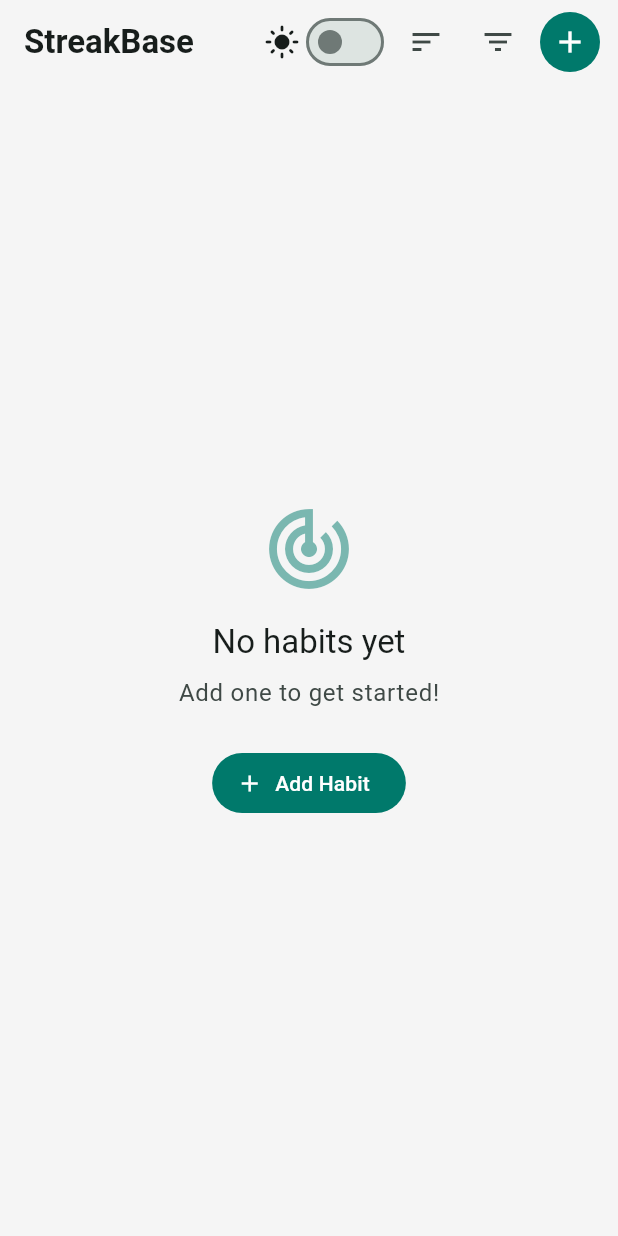
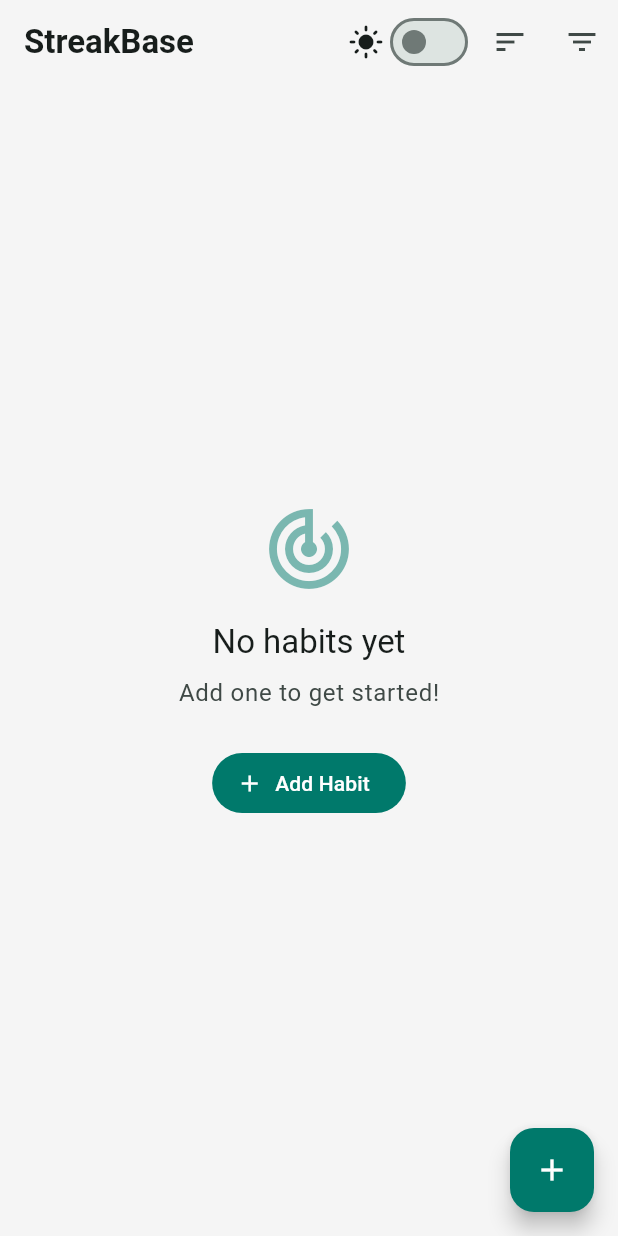
Before and after one commit to mrnithesh/streakbase, a Flutter app: the screen it shows after launch, on a phone screen of 412 x 824 dp. Run offline on Flutter 3.47's test engine with Material 3 defaults, Android fonts, the phone set to English and light mode, and no system bars; our stand-ins replace flutter_heatmap_calendar, sqflite; missing offline and left inert: habit_tracker; accounts and stored records are empty.

Commit message:
moved add habit button

```diff
--- a/lib/screens/home_screen.dart
+++ b/lib/screens/home_screen.dart
@@ -277,19 +277,16 @@ class _HomeScreenState extends State<HomeScreen> {
             onPressed: () => _showFilterDialog(context),
             tooltip: 'Filter habits',
           ),
-          // Add habit button
-          Padding(
-            padding: const EdgeInsets.only(right: 8.0),
-            child: IconButton.filled(
-              icon: const Icon(Icons.add),
-              onPressed: () => _showAddHabitDialog(context, _selectedFilterCategory),
-              tooltip: 'Add new habit',
-              style: IconButton.styleFrom(
-                backgroundColor: Theme.of(context).colorScheme.primary,
-                foregroundColor: Theme.of(context).colorScheme.onPrimary,
-              ),
-            ),
-          ),
+          // Remove the Add Habit button from AppBar actions
+          // IconButton.filled(
+          //   icon: const Icon(Icons.add),
+          //   onPressed: () => _showAddHabitDialog(context, _selectedFilterCategory),
+          //   tooltip: 'Add new habit',
+          //   style: IconButton.styleFrom(
+          //     backgroundColor: Theme.of(context).colorScheme.primary,
+          //     foregroundColor: Theme.of(context).colorScheme.onPrimary,
+          //   ),
+          // ),
         ],
         bottom: _selectedFilterCategory != null ? PreferredSize(
           preferredSize: const Size.fromHeight(48),
@@ -423,6 +420,14 @@ class _HomeScreenState extends State<HomeScreen> {
                   ),
           );
         },
+      ),
+      // Add Floating Action Button here
+      floatingActionButton: FloatingActionButton(
+        onPressed: () => _showAddHabitDialog(context, _selectedFilterCategory),
+        tooltip: 'Add Habit',
+        backgroundColor: Theme.of(context).colorScheme.primary,
+        foregroundColor: Theme.of(context).colorScheme.onPrimary,
+        child: const Icon(Icons.add),
       ),
     );
   }
```
